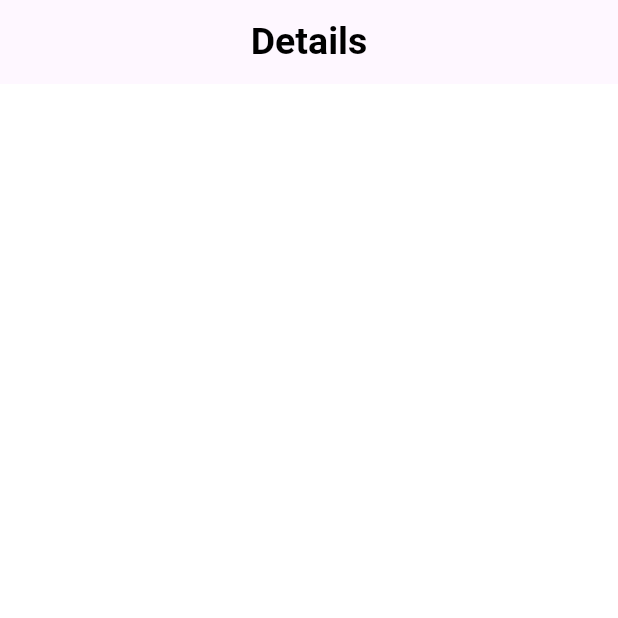
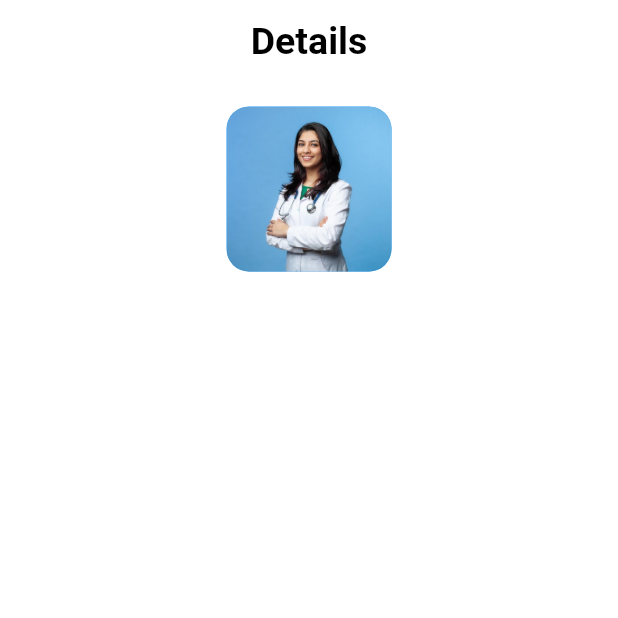
Before and after one commit to Zaidusyy/Flutter-Practice-Projects, a Flutter app: the screen it shows after launch, on a phone screen of 412 x 824 dp, the top half of it. Run offline on Flutter 3.47's test engine with Material 3 defaults, Android fonts, the phone set to English and light mode, and no system bars; our stand-ins replace google_fonts; missing offline and left inert: arcore_flutter_plugin.

Commit message:
profile pic

```diff
--- a/day2/lib/Details.dart
+++ b/day2/lib/Details.dart
@@ -8,6 +8,7 @@ class Details extends StatelessWidget {
     return Scaffold(
       backgroundColor: Colors.white,
       appBar: AppBar(
+        backgroundColor: Colors.transparent,
         title: Text(
           'Details',
           style: TextStyle(
@@ -18,11 +19,28 @@ class Details extends StatelessWidget {
         ),
         centerTitle: true,
       ),
-      body: Padding(padding: EdgeInsets.symmetric(horizontal: 15),child: Column(
-        children: [
-
-        ],
-      ),),
+      body: Padding(
+        padding: EdgeInsets.symmetric(horizontal: 15),
+        child: Column(
+          crossAxisAlignment: CrossAxisAlignment.start,
+          mainAxisAlignment: MainAxisAlignment.start,
+          children: [
+            Center(
+              child: Container(
+                margin: EdgeInsets.all(15),
+                height: 110,
+                width: 110,
+                alignment: Alignment.center,
+                decoration: BoxDecoration(
+                  borderRadius: BorderRadius.circular(15),
+                    color: Colors.blue,
+                    image: DecorationImage(
+                        image: AssetImage('assets/images/Doctor2.jpg'),fit: BoxFit.cover)),
+              ),
+            )
+          ],
+        ),
+      ),
     );
   }
 }
```
